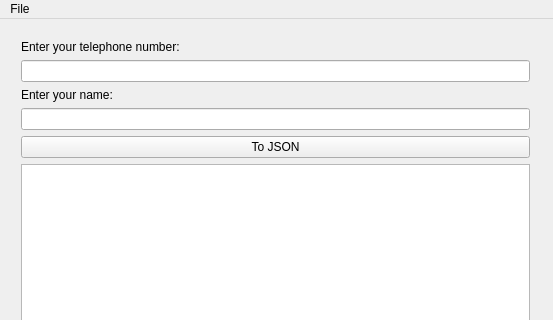
Qt form mainwindow.ui (WTFTrick/TelephoneBook) before a commit; both pictures show x 0 to 553 and y 0 to 320 of the 553 by 480 pixel window.
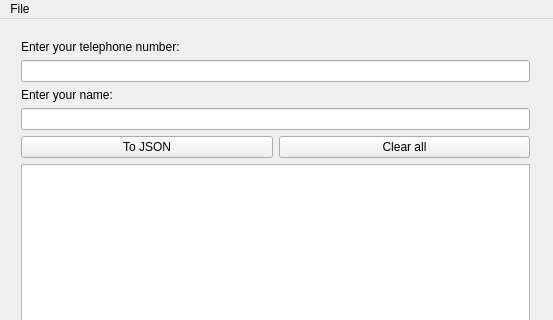
The same form after that commit.

Commit message: 01.03.2016, Add Clear button

What changed in the file:
```diff
--- a/mainwindow.ui
+++ b/mainwindow.ui
@@ -30,6 +30,9 @@
      </rect>
     </property>
     <layout class="QGridLayout" name="gridLayout">
+     <item row="3" column="1">
+      <widget class="QLineEdit" name="name_lineEdit"/>
+     </item>
      <item row="0" column="1">
       <widget class="QLabel" name="label_telephone">
        <property name="sizePolicy">
@@ -43,6 +46,9 @@
        </property>
       </widget>
      </item>
+     <item row="11" column="1">
+      <widget class="QListWidget" name="listWidget"/>
+     </item>
      <item row="2" column="1">
       <widget class="QLabel" name="lable_name">
        <property name="text">
@@ -50,16 +56,12 @@
        </property>
       </widget>
      </item>
-     <item row="3" column="1">
-      <widget class="QLineEdit" name="name_lineEdit"/>
-     </item>
      <item row="1" column="1">
       <widget class="QLineEdit" name="tel_lineEdit"/>
      </item>
-     <item row="11" column="1">
-      <widget class="QListWidget" name="listWidget"/>
-     </item>
-     <item row="6" column="1">
+     <item row="4" column="1" rowspan="2">
+      <layout class="QHBoxLayout" name="horizontalLayout_2">
+       <item>
       <widget class="QPushButton" name="pb_toJSON">
        <property name="sizePolicy">
         <sizepolicy hsizetype="Minimum" vsizetype="Fixed">
@@ -71,6 +73,15 @@
         <string>To JSON</string>
        </property>
       </widget>
+       </item>
+       <item>
+        <widget class="QPushButton" name="pb_clear">
+         <property name="text">
+          <string>Clear all</string>
+         </property>
+        </widget>
+       </item>
+      </layout>
      </item>
     </layout>
    </widget>
```
Lines whose indentation alone changed are shown as unchanged. The commit also changes 2 other files.
